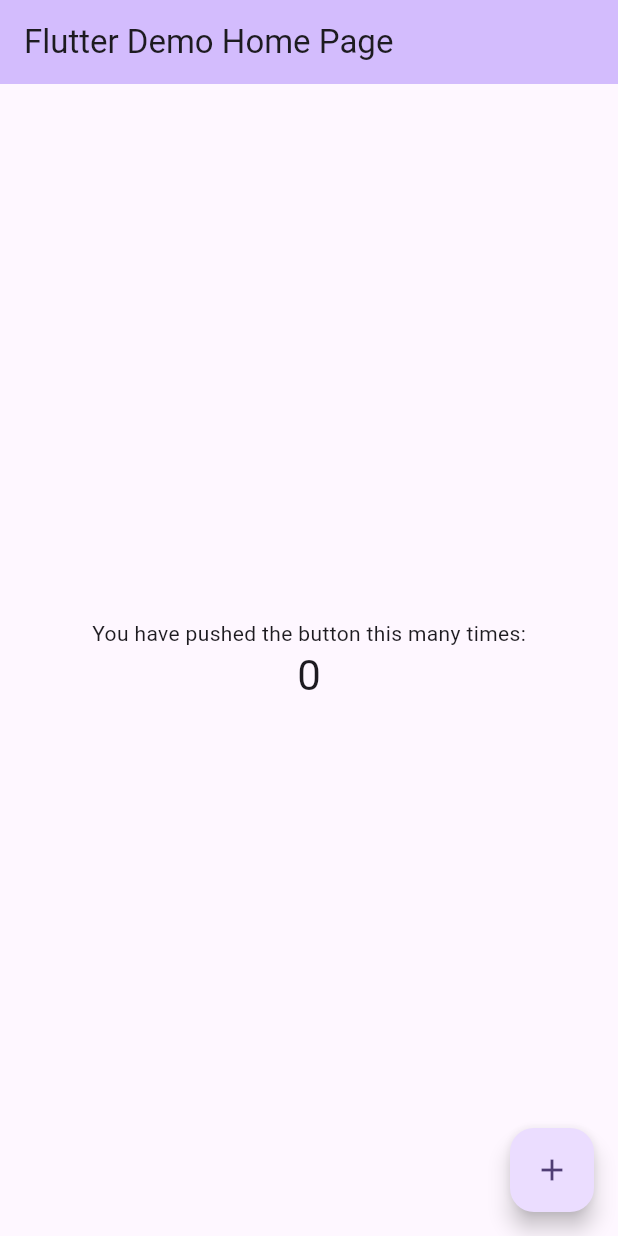
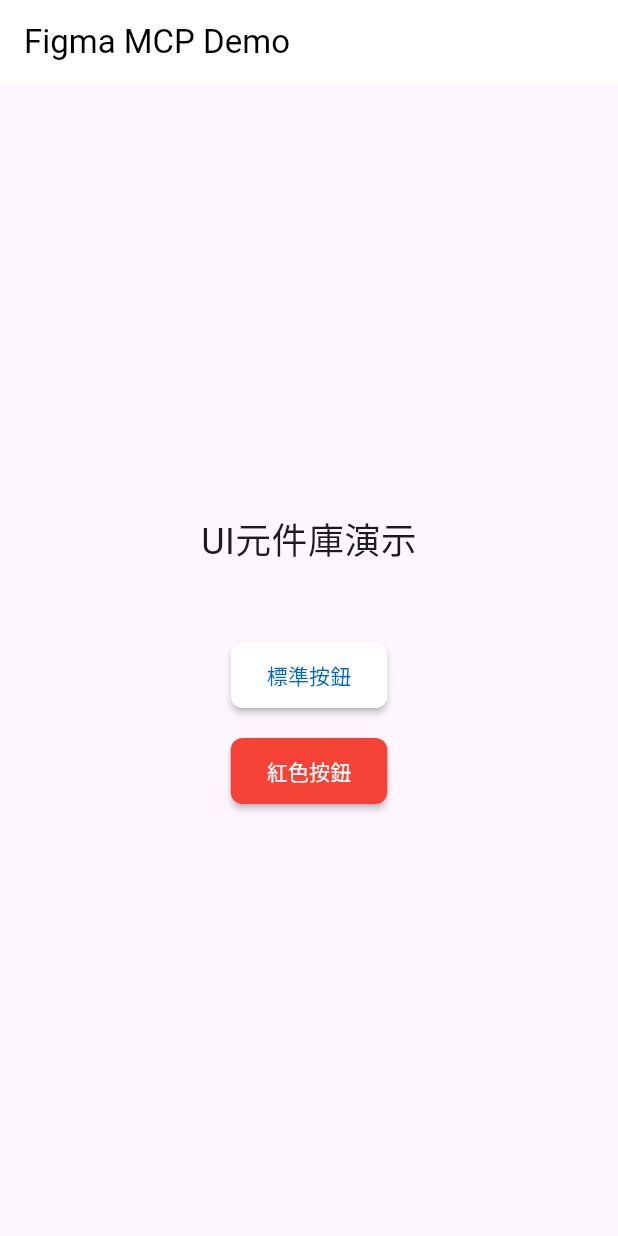
Before and after one commit to e2755699/figma-mcp-desing-system-demo, a Flutter app: the screen it shows after launch, on a phone screen of 412 x 824 dp. Run offline on Flutter 3.47's test engine with Material 3 defaults, Android fonts, the light colour scheme and no system bars; missing offline and left inert: widgetbook.

Commit message:
新增 UI 元件庫，包含基本按鈕元件及主題設定，並更新主應用程式以使用新元件。包含相關的配置檔和文檔。

```diff
--- a/lib/main.dart
+++ b/lib/main.dart
@@ -1,125 +1,56 @@
 import 'package:flutter/material.dart';
+import 'package:ui_component/ui_component.dart';
 
 void main() {
   runApp(const MyApp());
 }
 
 class MyApp extends StatelessWidget {
-  const MyApp({super.key});
+  const MyApp({Key? key}) : super(key: key);
 
-  // This widget is the root of your application.
   @override
   Widget build(BuildContext context) {
     return MaterialApp(
-      title: 'Flutter Demo',
-      theme: ThemeData(
-        // This is the theme of your application.
-        //
-        // TRY THIS: Try running your application with "flutter run". You'll see
-        // the application has a purple toolbar. Then, without quitting the app,
-        // try changing the seedColor in the colorScheme below to Colors.green
-        // and then invoke "hot reload" (save your changes or press the "hot
-        // reload" button in a Flutter-supported IDE, or press "r" if you used
-        // the command line to start the app).
-        //
-        // Notice that the counter didn't reset back to zero; the application
-        // state is not lost during the reload. To reset the state, use hot
-        // restart instead.
-        //
-        // This works for code too, not just values: Most code changes can be
-        // tested with just a hot reload.
-        colorScheme: ColorScheme.fromSeed(seedColor: Colors.deepPurple),
-        useMaterial3: true,
-      ),
-      home: const MyHomePage(title: 'Flutter Demo Home Page'),
+      title: 'Figma MCP Demo',
+      theme: UITheme.light,
+      darkTheme: UITheme.dark,
+      home: const HomePage(),
     );
   }
 }
 
-class MyHomePage extends StatefulWidget {
-  const MyHomePage({super.key, required this.title});
-
-  // This widget is the home page of your application. It is stateful, meaning
-  // that it has a State object (defined below) that contains fields that affect
-  // how it looks.
-
-  // This class is the configuration for the state. It holds the values (in this
-  // case the title) provided by the parent (in this case the App widget) and
-  // used by the build method of the State. Fields in a Widget subclass are
-  // always marked "final".
-
-  final String title;
-
-  @override
-  State<MyHomePage> createState() => _MyHomePageState();
-}
-
-class _MyHomePageState extends State<MyHomePage> {
-  int _counter = 0;
-
-  void _incrementCounter() {
-    setState(() {
-      // This call to setState tells the Flutter framework that something has
-      // changed in this State, which causes it to rerun the build method below
-      // so that the display can reflect the updated values. If we changed
-      // _counter without calling setState(), then the build method would not be
-      // called again, and so nothing would appear to happen.
-      _counter++;
-    });
-  }
+class HomePage extends StatelessWidget {
+  const HomePage({Key? key}) : super(key: key);
 
   @override
   Widget build(BuildContext context) {
-    // This method is rerun every time setState is called, for instance as done
-    // by the _incrementCounter method above.
-    //
-    // The Flutter framework has been optimized to make rerunning build methods
-    // fast, so that you can just rebuild anything that needs updating rather
-    // than having to individually change instances of widgets.
     return Scaffold(
       appBar: AppBar(
-        // TRY THIS: Try changing the color here to a specific color (to
-        // Colors.amber, perhaps?) and trigger a hot reload to see the AppBar
-        // change color while the other colors stay the same.
-        backgroundColor: Theme.of(context).colorScheme.inversePrimary,
-        // Here we take the value from the MyHomePage object that was created by
-        // the App.build method, and use it to set our appbar title.
-        title: Text(widget.title),
+        title: const Text('Figma MCP Demo'),
       ),
       body: Center(
-        // Center is a layout widget. It takes a single child and positions it
-        // in the middle of the parent.
         child: Column(
-          // Column is also a layout widget. It takes a list of children and
-          // arranges them vertically. By default, it sizes itself to fit its
-          // children horizontally, and tries to be as tall as its parent.
-          //
-          // Column has various properties to control how it sizes itself and
-          // how it positions its children. Here we use mainAxisAlignment to
-          // center the children vertically; the main axis here is the vertical
-          // axis because Columns are vertical (the cross axis would be
-          // horizontal).
-          //
-          // TRY THIS: Invoke "debug painting" (choose the "Toggle Debug Paint"
-          // action in the IDE, or press "p" in the console), to see the
-          // wireframe for each widget.
           mainAxisAlignment: MainAxisAlignment.center,
           children: <Widget>[
             const Text(
-              'You have pushed the button this many times:',
+              'UI元件庫演示',
+              style: TextStyle(fontSize: 24),
             ),
-            Text(
-              '$_counter',
-              style: Theme.of(context).textTheme.headlineMedium,
+            const SizedBox(height: 48),
+            UIButton(
+              text: '標準按鈕',
+              onPressed: () {},
+            ),
+            const SizedBox(height: 16),
+            UIButton(
+              text: '紅色按鈕',
+              backgroundColor: Colors.red,
+              textColor: Colors.white,
+              onPressed: () {},
             ),
           ],
         ),
       ),
-      floatingActionButton: FloatingActionButton(
-        onPressed: _incrementCounter,
-        tooltip: 'Increment',
-        child: const Icon(Icons.add),
-      ), // This trailing comma makes auto-formatting nicer for build methods.
     );
   }
 }
--- /dev/null
+++ b/packages/ui_component/analysis_options.yaml
@@ -0,0 +1,4 @@
+include: package:flutter_lints/flutter.yaml
+
+# Additional information about this file can be found at
+# https://dart.dev/guides/language/analysis-options
--- /dev/null
+++ b/packages/ui_component/lib/src/buttons/button.dart
@@ -0,0 +1,51 @@
+import 'package:flutter/material.dart';
+
+/// 基本按鈕元件
+class UIButton extends StatelessWidget {
+  /// 建立一個標準按鈕
+  const UIButton({
+    Key? key,
+    required this.text,
+    required this.onPressed,
+    this.backgroundColor,
+    this.textColor,
+    this.borderRadius = 8.0,
+    this.padding = const EdgeInsets.symmetric(horizontal: 24, vertical: 12),
+  }) : super(key: key);
+
+  /// 按鈕文字
+  final String text;
+
+  /// 點擊事件處理
+  final VoidCallback onPressed;
+
+  /// 背景顏色 (預設使用主題色)
+  final Color? backgroundColor;
+
+  /// 文字顏色
+  final Color? textColor;
+
+  /// 邊角圓弧半徑
+  final double borderRadius;
+
+  /// 內部間距
+  final EdgeInsetsGeometry padding;
+
+  @override
+  Widget build(BuildContext context) {
+    final theme = Theme.of(context);
+
+    return ElevatedButton(
+      style: ElevatedButton.styleFrom(
+        backgroundColor: backgroundColor,
+        foregroundColor: textColor,
+        padding: padding,
+        shape: RoundedRectangleBorder(
+          borderRadius: BorderRadius.circular(borderRadius),
+        ),
+      ),
+      onPressed: onPressed,
+      child: Text(text),
+    );
+  }
+}
--- /dev/null
+++ b/packages/ui_component/lib/src/theme/theme.dart
@@ -0,0 +1,42 @@
+import 'package:flutter/material.dart';
+
+/// UI元件庫主題設定
+class UITheme {
+  /// 預設淺色主題
+  static ThemeData get light {
+    return ThemeData.light().copyWith(
+      colorScheme: ColorScheme.light(
+        primary: const Color(0xFF0066CC),
+        secondary: const Color(0xFF03DAC5),
+        error: const Color(0xFFB00020),
+      ),
+      elevatedButtonTheme: ElevatedButtonThemeData(
+        style: ElevatedButton.styleFrom(
+          elevation: 2,
+          shape: RoundedRectangleBorder(
+            borderRadius: BorderRadius.circular(8.0),
+          ),
+        ),
+      ),
+    );
+  }
+
+  /// 預設深色主題
+  static ThemeData get dark {
+    return ThemeData.dark().copyWith(
+      colorScheme: ColorScheme.dark(
+        primary: const Color(0xFF4DA6FF),
+        secondary: const Color(0xFF03DAC5),
+        error: const Color(0xFFCF6679),
+      ),
+      elevatedButtonTheme: ElevatedButtonThemeData(
+        style: ElevatedButton.styleFrom(
+          elevation: 2,
+          shape: RoundedRectangleBorder(
+            borderRadius: BorderRadius.circular(8.0),
+          ),
+        ),
+      ),
+    );
+  }
+}
--- /dev/null
+++ b/packages/ui_component/lib/ui_component.dart
@@ -0,0 +1,4 @@
+library ui_component;
+
+export 'src/buttons/button.dart';
+export 'src/theme/theme.dart';
--- a/pubspec.yaml
+++ b/pubspec.yaml
@@ -36,6 +36,8 @@ dependencies:
   # Use with the CupertinoIcons class for iOS style icons.
   cupertino_icons: ^1.0.8
   widgetbook: ^3.7.1
+  ui_component:
+    path: packages/ui_component
 
 dev_dependencies:
   flutter_test:
```
Also changed, not shown: packages/ui_component/pubspec.yaml (added, +53 -0 lines), pubspec.lock, 6 other files.
